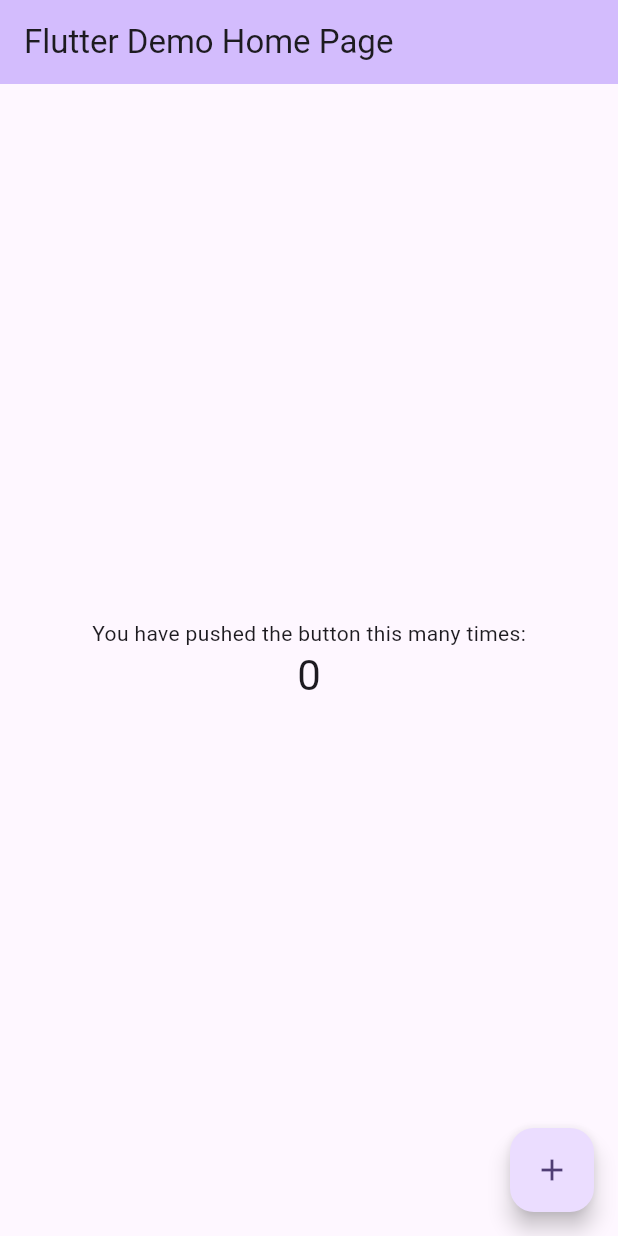
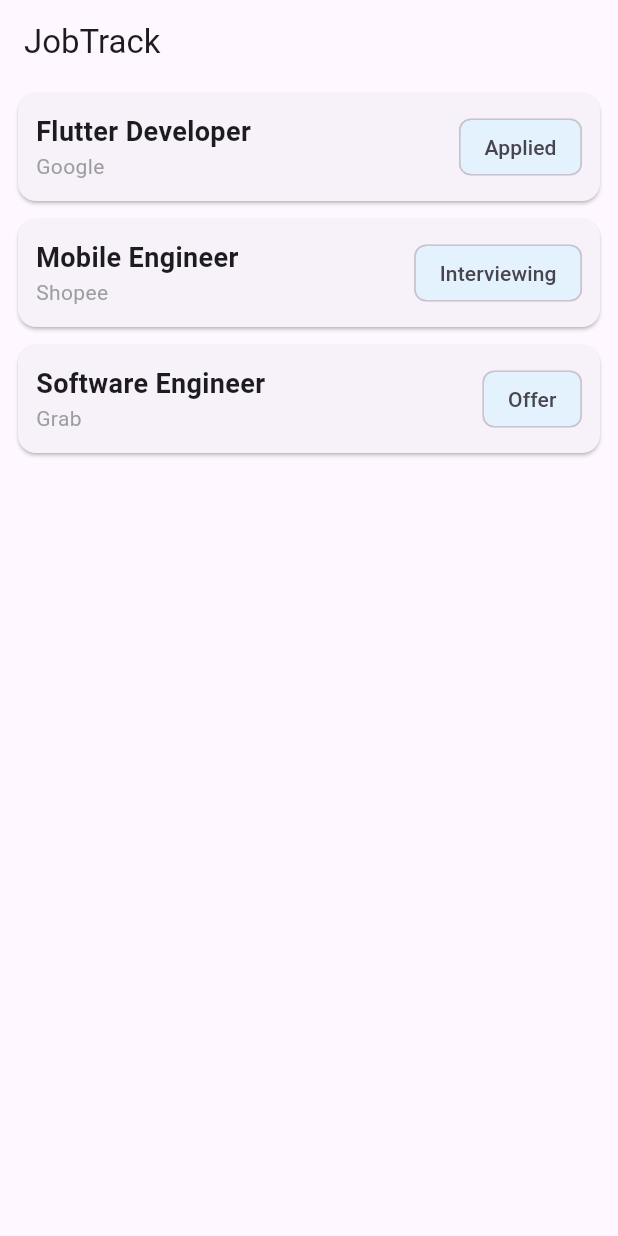
Before and after one commit to bhavani2199/jobtrack, a Flutter app: the screen it shows after launch, on a phone screen of 412 x 824 dp. Run offline on Flutter 3.47's test engine with Material 3 defaults, Android fonts, the phone set to English and light mode, and no system bars.

Commit message:
Add task list UI with hardcoded job applications

```diff
--- a/lib/main.dart
+++ b/lib/main.dart
@@ -1,122 +1,16 @@
 import 'package:flutter/material.dart';
+import 'package:jobtrack/screens/application_list_screen.dart';
 
 void main() {
-  runApp(const MyApp());
+  runApp(const JobTrackApp());
 }
 
-class MyApp extends StatelessWidget {
-  const MyApp({super.key});
+class JobTrackApp extends StatelessWidget {
+  const JobTrackApp({super.key});
 
   // This widget is the root of your application.
   @override
   Widget build(BuildContext context) {
-    return MaterialApp(
-      title: 'Flutter Demo',
-      theme: ThemeData(
-        // This is the theme of your application.
-        //
-        // TRY THIS: Try running your application with "flutter run". You'll see
-        // the application has a purple toolbar. Then, without quitting the app,
-        // try changing the seedColor in the colorScheme below to Colors.green
-        // and then invoke "hot reload" (save your changes or press the "hot
-        // reload" button in a Flutter-supported IDE, or press "r" if you used
-        // the command line to start the app).
-        //
-        // Notice that the counter didn't reset back to zero; the application
-        // state is not lost during the reload. To reset the state, use hot
-        // restart instead.
-        //
-        // This works for code too, not just values: Most code changes can be
-        // tested with just a hot reload.
-        colorScheme: .fromSeed(seedColor: Colors.deepPurple),
-      ),
-      home: const MyHomePage(title: 'Flutter Demo Home Page'),
-    );
+    return MaterialApp(home: const ApplicationListScreen());
   }
 }
-
-class MyHomePage extends StatefulWidget {
-  const MyHomePage({super.key, required this.title});
-
-  // This widget is the home page of your application. It is stateful, meaning
-  // that it has a State object (defined below) that contains fields that affect
-  // how it looks.
-
-  // This class is the configuration for the state. It holds the values (in this
-  // case the title) provided by the parent (in this case the App widget) and
-  // used by the build method of the State. Fields in a Widget subclass are
-  // always marked "final".
-
-  final String title;
-
-  @override
-  State<MyHomePage> createState() => _MyHomePageState();
-}
-
-class _MyHomePageState extends State<MyHomePage> {
-  int _counter = 0;
-
-  void _incrementCounter() {
-    setState(() {
-      // This call to setState tells the Flutter framework that something has
-      // changed in this State, which causes it to rerun the build method below
-      // so that the display can reflect the updated values. If we changed
-      // _counter without calling setState(), then the build method would not be
-      // called again, and so nothing would appear to happen.
-      _counter++;
-    });
-  }
-
-  @override
-  Widget build(BuildContext context) {
-    // This method is rerun every time setState is called, for instance as done
-    // by the _incrementCounter method above.
-    //
-    // The Flutter framework has been optimized to make rerunning build methods
-    // fast, so that you can just rebuild anything that needs updating rather
-    // than having to individually change instances of widgets.
-    return Scaffold(
-      appBar: AppBar(
-        // TRY THIS: Try changing the color here to a specific color (to
-        // Colors.amber, perhaps?) and trigger a hot reload to see the AppBar
-        // change color while the other colors stay the same.
-        backgroundColor: Theme.of(context).colorScheme.inversePrimary,
-        // Here we take the value from the MyHomePage object that was created by
-        // the App.build method, and use it to set our appbar title.
-        title: Text(widget.title),
-      ),
-      body: Center(
-        // Center is a layout widget. It takes a single child and positions it
-        // in the middle of the parent.
-        child: Column(
-          // Column is also a layout widget. It takes a list of children and
-          // arranges them vertically. By default, it sizes itself to fit its
-          // children horizontally, and tries to be as tall as its parent.
-          //
-          // Column has various properties to control how it sizes itself and
-          // how it positions its children. Here we use mainAxisAlignment to
-          // center the children vertically; the main axis here is the vertical
-          // axis because Columns are vertical (the cross axis would be
-          // horizontal).
-          //
-          // TRY THIS: Invoke "debug painting" (choose the "Toggle Debug Paint"
-          // action in the IDE, or press "p" in the console), to see the
-          // wireframe for each widget.
-          mainAxisAlignment: .center,
-          children: [
-            const Text('You have pushed the button this many times:'),
-            Text(
-              '$_counter',
-              style: Theme.of(context).textTheme.headlineMedium,
-            ),
-          ],
-        ),
-      ),
-      floatingActionButton: FloatingActionButton(
-        onPressed: _incrementCounter,
-        tooltip: 'Increment',
-        child: const Icon(Icons.add),
-      ),
-    );
-  }
-}
--- /dev/null
+++ b/lib/models/job_application.dart
@@ -0,0 +1,13 @@
+class JobApplication {
+  String company;
+  String role;
+  String status;
+  DateTime dateApplied;
+
+  JobApplication({
+    required this.company,
+    required this.role,
+    required this.status,
+    required this.dateApplied,
+  });
+}
--- /dev/null
+++ b/lib/screens/application_list_screen.dart
@@ -0,0 +1,71 @@
+import 'package:flutter/material.dart';
+import 'package:jobtrack/models/job_application.dart';
+
+class ApplicationListScreen extends StatelessWidget {
+  const ApplicationListScreen({super.key});
+
+  @override
+  Widget build(BuildContext context) {
+    final List<JobApplication> applications = [
+      JobApplication(
+        company: 'Google',
+        role: 'Flutter Developer',
+        status: 'Applied',
+        dateApplied: DateTime(2026, 9, 1),
+      ),
+      JobApplication(
+        company: 'Shopee',
+        role: 'Mobile Engineer',
+        status: 'Interviewing',
+        dateApplied: DateTime(2026, 9, 5),
+      ),
+      JobApplication(
+        company: 'Grab',
+        role: 'Software Engineer',
+        status: 'Offer',
+        dateApplied: DateTime(2026, 9, 8),
+      ),
+    ];
+
+    return Scaffold(
+      appBar: AppBar(title: const Text('JobTrack')),
+      body: ListView.builder(
+        itemCount: applications.length,
+        itemBuilder: (context, index) {
+          final app = applications[index];
+          return Card(
+            margin: const EdgeInsets.symmetric(horizontal: 12, vertical: 6),
+            child: Padding(
+              padding: const EdgeInsets.all(12),
+              child: Row(
+                mainAxisAlignment: MainAxisAlignment.spaceBetween,
+                children: [
+                  Column(
+                    crossAxisAlignment: CrossAxisAlignment.start,
+                    children: [
+                      Text(
+                        app.role,
+                        style: const TextStyle(
+                          fontSize: 18,
+                          fontWeight: FontWeight.bold,
+                        ),
+                      ),
+                      Text(
+                        app.company,
+                        style: const TextStyle(color: Colors.grey),
+                      ),
+                    ],
+                  ),
+                  Chip(
+                    label: Text(app.status),
+                    backgroundColor: Colors.blue.shade50,
+                  ),
+                ],
+              ),
+            ),
+          );
+        },
+      ),
+    );
+  }
+}
```
